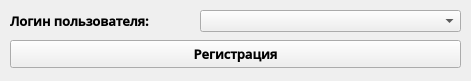
ilnarkhasanov/NTIAutomateBusiness, file skeletons/admin_skel/remove_user.ui: the form before one commit.
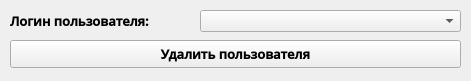
The form after the commit.

```diff
--- a/skeletons/admin_skel/remove_user.ui
+++ b/skeletons/admin_skel/remove_user.ui
@@ -52,7 +52,7 @@
     </font>
    </property>
    <property name="text">
-    <string>Регистрация</string>
+    <string>Удалить пользователя</string>
    </property>
   </widget>
   <widget class="QComboBox" name="comboBox">
```
Left out of the diff: 4 changed lines with no effect on the pictures.
